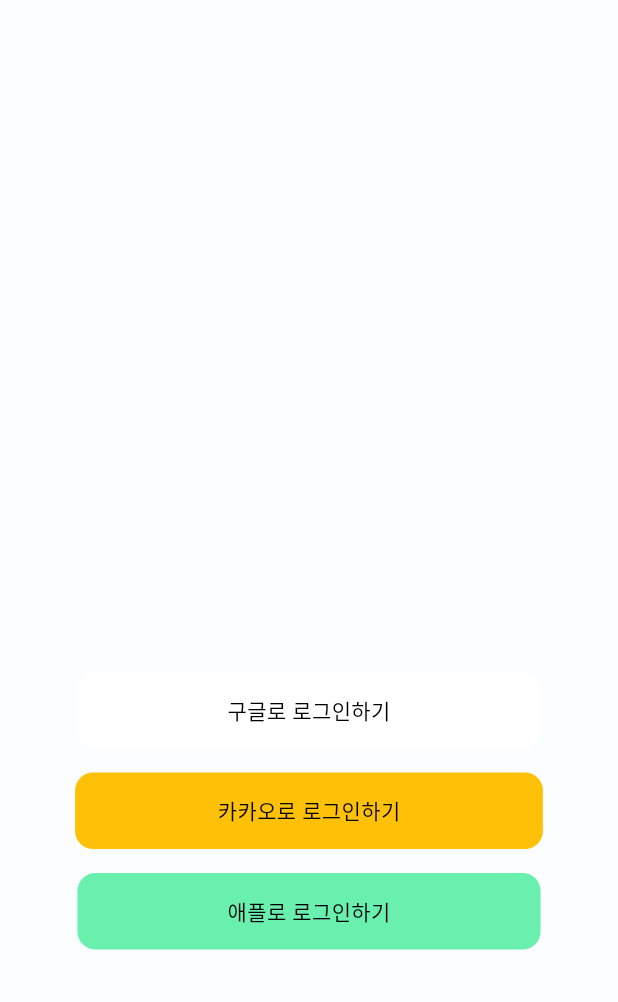
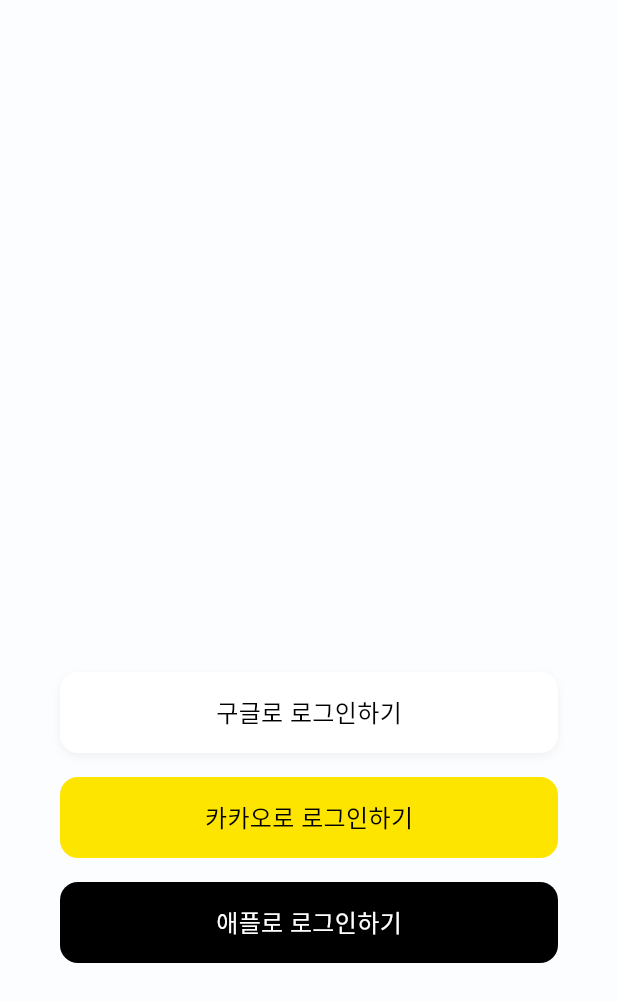
Before and after one commit to The-Three-Little-Pigs/baton, a Flutter app: the screen it shows after launch, after a tap on "카카오로 로그인하기", on a phone screen of 412 x 824 dp. Shown: the top 1002 px of the screen. Run offline on Flutter 3.47's test engine with Material 3 defaults, Android fonts, the phone set to English and light mode, and no system bars; our stand-ins replace auto_size_text, cloud_firestore, firebase_auth, firebase_core, firebase_messaging, flutter_local_notifications and 3 more; missing offline and left inert: kakao_flutter_sdk; accounts and stored records are empty; network calls fail; Roboto replaces fonts that are missing (PretendardGOV).

Commit message:
feat:레포지토리 에러예외처리 수정

```diff
--- a/lib/models/repositories/repository_impl/auth_repository_impl.dart
+++ b/lib/models/repositories/repository_impl/auth_repository_impl.dart
@@ -36,8 +36,6 @@
       return Success(user);
     } on FirebaseException catch (e) {
       return Error(FirebaseErrorMapper.toFailure(e));
-    } catch (e) {
-      return Error(ServerFailure('Google 로그인 중 알 수 없는 오류가 발생했습니다: $e'));
     }
   }
 
@@ -57,8 +55,6 @@
       return Success(credential);
     } on FirebaseException catch (e) {
       return Error(FirebaseErrorMapper.toFailure(e));
-    } catch (e) {
-      return Error(ServerFailure('카카오 로그인 중 알 수 없는 오류가 발생했습니다: $e'));
     }
   }
 }
--- a/lib/service/login_service.dart
+++ b/lib/service/login_service.dart
@@ -1,3 +1,4 @@
+import 'package:baton/core/error/failure.dart';
 import 'package:baton/core/result/result.dart';
 import 'package:baton/models/entities/user.dart';
 import 'package:baton/models/repositories/repository/auth_repository.dart';
@@ -18,22 +19,20 @@
       // 1. 구글/파이어베이스 인증 시도
       final authResult = await _authRepo.signInWithGoogle();
 
-      if (authResult is Error) {
+      if (authResult is! Success<auth.User, Failure>) {
         state = null;
-        print("구글 로그인 인증 실패");
         return false;
       }
 
-      final firebaseUser = (authResult as Success<auth.User, dynamic>).value;
+      final firebaseUser = authResult.value;
 
       // 2. DB에 기존 유저 정보가 있는지 먼저 확인
       final userResult = await _userRepo.fetchUserData(firebaseUser.uid);
 
-      if (userResult is Success) {
-        final existingUser = (userResult as Success<User?, dynamic>).value;
+      if (userResult is Success<User?, Failure>) {
+        final existingUser = userResult.value;
         if (existingUser != null) {
           state = existingUser;
-          print("기존 유저 로그인 성공: ${existingUser.nickname}");
           return true;
         }
       }
@@ -49,16 +48,13 @@
       final createResult = await _userRepo.updateUserData(newUser);
       if (createResult is Success) {
         state = newUser;
-        print("신규 유저 가입 및 로그인 성공");
         return true;
       } else {
         state = null;
-        print("신규 유저 저장 실패");
         return false;
       }
     } catch (e) {
       state = null;
-      print("로그인 프로세스 에러: $e");
       return false;
     }
   }
@@ -67,14 +63,12 @@
     try {
       // 1. 카카오 인증 시도
       final authResult = await _authRepo.signInWithKakao();
-      if (authResult is Error) {
+      if (authResult is! Success<auth.OAuthCredential, Failure>) {
         state = null;
-        print("카카오 인증 실패");
         return false;
       }
 
-      final credential =
-          (authResult as Success<auth.OAuthCredential, dynamic>).value;
+      final credential = authResult.value;
 
       final userCredential = await auth.FirebaseAuth.instance
           .signInWithCredential(credential);
@@ -84,11 +78,10 @@
       // 2. DB에 기존 유저 정보가 있는지 확인
       final userResult = await _userRepo.fetchUserData(firebaseUser.uid);
 
-      if (userResult is Success) {
-        final existingUser = (userResult as Success<User?, dynamic>).value;
+      if (userResult is Success<User?, Failure>) {
+        final existingUser = userResult.value;
         if (existingUser != null) {
           state = existingUser;
-          print("카카오 로그인 성공 (기존 유저): ${existingUser.nickname}");
           return true;
         }
       }
@@ -104,16 +97,13 @@
       final createResult = await _userRepo.updateUserData(newUser);
       if (createResult is Success) {
         state = newUser;
-        print("카카오 로그인 성공 (신규 유저)");
         return true;
       } else {
         state = null;
-        print("카카오 신규 유저 저장 실패");
         return false;
       }
     } catch (e) {
       state = null;
-      print("카카오 로그인 프로세스 에러: $e");
       return false;
     }
   }
--- a/lib/views/login/login_page.dart
+++ b/lib/views/login/login_page.dart
@@ -1,4 +1,5 @@
 import 'package:baton/service/login_service.dart';
+import 'package:baton/views/login/widgets/social_login_button.dart';
 import 'package:flutter/material.dart';
 import 'package:flutter_riverpod/flutter_riverpod.dart';
 import 'package:go_router/go_router.dart';
@@ -8,84 +9,51 @@
 
   @override
   Widget build(BuildContext context, WidgetRef ref) {
-    ref.watch(loginViewModelProvider);
     return Scaffold(
       appBar: AppBar(),
       body: Column(
         children: [
-          Expanded(flex: 6, child: SizedBox(height: 400)),
+          const Expanded(flex: 6, child: SizedBox(height: 400)),
           Expanded(
             flex: 6,
-            child: Column(
-              children: [
-                Center(
-                  child: GestureDetector(
+            child: Padding(
+              padding: const EdgeInsets.symmetric(horizontal: 20),
+              child: Column(
+                children: [
+                  SocialLoginButton(
+                    text: '구글로 로그인하기',
+                    backgroundColor: Colors.white,
                     onTap: () async {
-                      final viewModel = ref.read(
-                        loginViewModelProvider.notifier,
-                      );
-                      final success = await viewModel.googleLogin();
+                      final success = await ref
+                          .read(loginViewModelProvider.notifier)
+                          .googleLogin();
                       if (success && context.mounted) {
                         context.go('/signUp');
                       }
                     },
-                    child: Container(
-                      padding: EdgeInsets.symmetric(
-                        vertical: 15,
-                        horizontal: 100,
-                      ),
-                      margin: EdgeInsets.symmetric(vertical: 8, horizontal: 10),
-                      decoration: BoxDecoration(
-                        color: Colors.white,
-                        borderRadius: BorderRadius.circular(12),
-                      ),
-                      child: Text('구글로 로그인하기'),
-                    ),
                   ),
-                ),
-                Center(
-                  child: GestureDetector(
+                  SocialLoginButton(
+                    text: '카카오로 로그인하기',
+                    backgroundColor: const Color(0xFFFEE500),
                     onTap: () async {
-                      final viewModel = ref.read(
-                        loginViewModelProvider.notifier,
-                      );
-                      final success = await viewModel.kakaoLogin();
+                      final success = await ref
+                          .read(loginViewModelProvider.notifier)
+                          .kakaoLogin();
                       if (success && context.mounted) {
                         context.go('/signUp');
                       }
                     },
-                    child: Container(
-                      padding: EdgeInsets.symmetric(
-                        vertical: 15,
-                        horizontal: 95,
-                      ),
-                      margin: EdgeInsets.symmetric(vertical: 8, horizontal: 10),
-                      decoration: BoxDecoration(
-                        color: Colors.amber,
-                        borderRadius: BorderRadius.circular(12),
-                      ),
-                      child: Text('카카오로 로그인하기'),
-                    ),
                   ),
-                ),
-                Center(
-                  child: GestureDetector(
-                    onTap: () {},
-                    child: Container(
-                      padding: EdgeInsets.symmetric(
-                        vertical: 15,
-                        horizontal: 100,
-                      ),
-                      margin: EdgeInsets.symmetric(vertical: 8, horizontal: 10),
-                      decoration: BoxDecoration(
-                        color: Colors.greenAccent,
-                        borderRadius: BorderRadius.circular(12),
-                      ),
-                      child: Text('애플로 로그인하기'),
-                    ),
+                  SocialLoginButton(
+                    text: '애플로 로그인하기',
+                    backgroundColor: Colors.black,
+                    textColor: Colors.white,
+                    onTap: () {
+                      // TODO: Apple Login Implementation
+                    },
                   ),
-                ),
-              ],
+                ],
+              ),
             ),
           ),
         ],
--- /dev/null
+++ b/lib/views/login/widgets/social_login_button.dart
@@ -0,0 +1,54 @@
+import 'package:flutter/material.dart';
+
+/// 소셜 로그인(구글, 카카오, 애플 등)을 위한 공통 버튼 위젯입니다.
+class SocialLoginButton extends StatelessWidget {
+  final String text; // 버튼에 표시될 텍스트
+  final Color backgroundColor; // 버튼의 배경색
+  final VoidCallback onTap; // 클릭 시 실행될 비즈니스 로직
+  final Color textColor; // 텍스트 색상 (기본값 검정)
+
+  const SocialLoginButton({
+    super.key,
+    required this.text,
+    required this.backgroundColor,
+    required this.onTap,
+    this.textColor = Colors.black,
+  });
+
+  @override
+  Widget build(BuildContext context) {
+    return Center(
+      child: GestureDetector(
+        onTap: onTap,
+        child: Container(
+          width: double.infinity,
+          padding: const EdgeInsets.symmetric(vertical: 15),
+          margin: const EdgeInsets.symmetric(vertical: 8, horizontal: 20),
+          decoration: BoxDecoration(
+            color: backgroundColor,
+            borderRadius: BorderRadius.circular(12),
+            boxShadow: [
+              if (backgroundColor == Colors.white)
+                BoxShadow(
+                  // ignore: deprecated_member_use
+                  color: Colors.black.withOpacity(0.05),
+                  blurRadius: 4,
+                  offset: const Offset(0, 2),
+                ),
+            ],
+          ),
+          child: Center(
+            child: Text(
+              text,
+              style: TextStyle(
+                color: textColor,
+                fontSize: 16,
+                fontWeight: FontWeight.w500,
+              ),
+            ),
+          ),
+        ),
+      ),
+    );
+  }
+}
```
Also changed, not shown: lib/core/error/mapper/firebase_error_mapper.dart (+26 -2 lines), lib/models/repositories/repository_impl/user_repository_impl.dart (+0 -8 lines), lib/views/sign_up/sign_up_page.dart (+53 -14 lines), lib/views/sign_up_profile_page/sign_up_profile_page.dart (+9 -5 lines).
